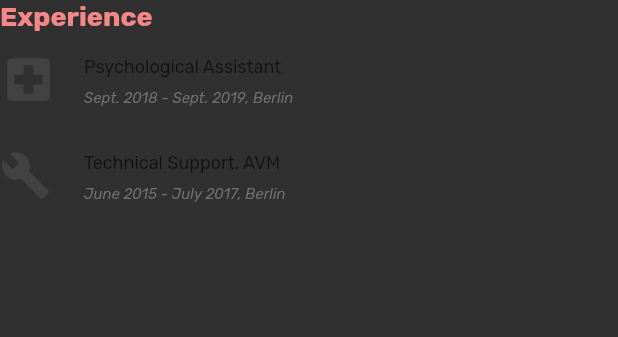
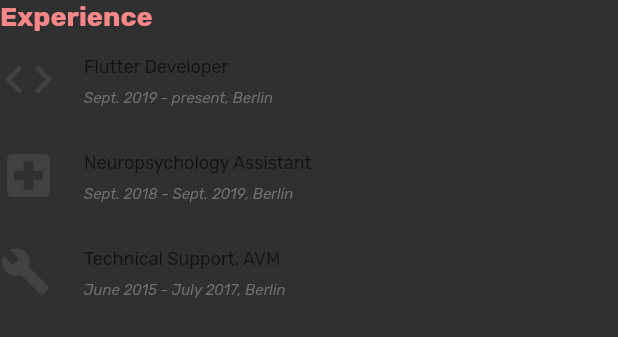
Before and after one commit to jlaskowska/about_me, a Flutter app: the Experience widget shown alone on an empty page, opened directly, on a phone screen of 412 x 824 dp. Shown: the top 337 px of the screen. Run offline on Flutter 3.47's test engine with Material 2 defaults, Android fonts, the phone set to English and light mode, and no system bars; missing offline and left inert: universal_html.

Commit message:
Feature/update resume (#10)
Updated resume content.

```diff
--- a/lib/config/resume_settings.dart
+++ b/lib/config/resume_settings.dart
@@ -2,7 +2,7 @@ import 'package:about_me/models/project_data_model.dart';
 
 class ResumeSettings {
   static const summary =
-      'Self-taught Flutter developer with six-months experience of building elegant mobile applications. Results-driven problem solver who writes robust code and is passionate about testing. Quick learner looking for new challenges in an agile team environment.';
+      'Flutter developer with eight-months experience building elegant mobile applications. Results-driven problem solver who writes robust code and is passionate about testing. Quick learner looking for new challenges in an agile team environment.';
 
   static const skills = const [
     'Dart',
@@ -14,9 +14,9 @@ class ResumeSettings {
     'UI/UX',
     'Jira',
     'Xcode',
-    'UML',
+    'Java',
     'Firebase',
-    'Testing',
+    'Swift',
   ];
 
   static const List<ProjectDataModel> projects = const [
@@ -26,7 +26,6 @@ class ResumeSettings {
         'Personal website and mobile application.',
         'Responsive design, optimized for multiple devices, screen sizes and orientations.',
         'Adaptive behavior per platform, e.g. mouse hand on web, inkwell button on mobile.',
-        'By reading this ré­su­mé you are interacting with Flutter code!',
       ],
       assetPath: 'assets/images/common/aboutme_app_icon.png',
     ),
@@ -52,4 +51,6 @@ class ResumeSettings {
       assetPath: 'assets/images/common/signup_app_icon.png',
     )
   ];
+
+  static const footnote = 'By reading this ré­su­mé you are interacting with Flutter code!';
 }
--- a/lib/widgets/resume_page/sections/education.dart
+++ b/lib/widgets/resume_page/sections/education.dart
@@ -18,7 +18,7 @@ class Education extends StatelessWidget {
             children: <Widget>[
               ContentTile(
                 icon: Icons.local_library,
-                title: 'Msc Clinical Psychology',
+                title: 'Computational Neuropsychology',
                 subtitle: 'Expected June 2021',
               ),
             ],
--- a/lib/widgets/resume_page/sections/experience.dart
+++ b/lib/widgets/resume_page/sections/experience.dart
@@ -17,8 +17,13 @@ class Experience extends StatelessWidget {
             crossAxisAlignment: CrossAxisAlignment.start,
             children: <Widget>[
               ContentTile(
+                icon: Icons.code,
+                title: 'Flutter Developer',
+                subtitle: 'Sept. 2019 - present, Berlin',
+              ),
+              ContentTile(
                 icon: Icons.local_hospital,
-                title: 'Psychological Assistant',
+                title: 'Neuropsychology Assistant',
                 subtitle: 'Sept. 2018 - Sept. 2019, Berlin',
               ),
               ContentTile(
--- a/lib/widgets/resume_page/sections/projects.dart
+++ b/lib/widgets/resume_page/sections/projects.dart
@@ -14,7 +14,7 @@ class Projects extends StatelessWidget {
       child: Column(
         crossAxisAlignment: CrossAxisAlignment.start,
         children: <Widget>[
-          Headline('Projects'),
+          Headline('App Portfolio'),
           const SizedBox(height: 16),
           for (ProjectDataModel project in ResumeSettings.projects)
             Column(
```
Also changed, not shown: lib/widgets/resume_page/sections/footnote.dart (added, +22 -0 lines).
